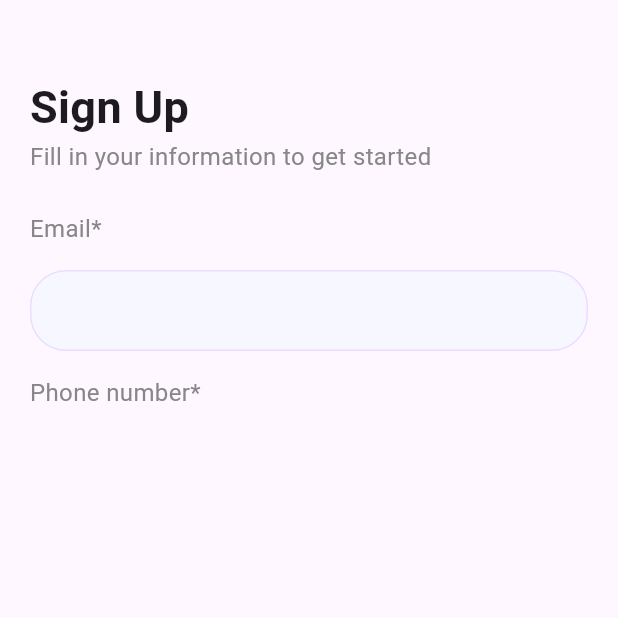
After one commit to Dapo-dan/getx_demo, a Flutter app: the SignUpPage screen opened directly, on a phone screen of 412 x 824 dp, the top half of it. The commit adds this screen. Run offline on Flutter 3.47's test engine with Material 3 defaults, Android fonts, the phone set to English and light mode, and no system bars; our stand-ins replace animated_text_kit, get.

Commit message:
feat: created sign up page

```diff
--- a/lib/shared/theme/app_colors.dart
+++ b/lib/shared/theme/app_colors.dart
@@ -5,6 +5,7 @@ class AppColors {
   static const Color colorCDCDF8 = Color(0xFFCDCDF8);
   static const Color colorDBDBF8 = Color(0xFFDBDBF8);
   static const Color colorDFE0F3 = Color(0xFFDFE0F3);
+  static const Color colorF7F7FF = Color(0xFFF7F7FF);
   static const Color black = Color(0xFF000000);
   static const Color white = Color(0xFFFFFFFF);
   static const Color text = Color(0xFF878787);
--- a/lib/shared/theme/text_styles.dart
+++ b/lib/shared/theme/text_styles.dart
@@ -1,4 +1,5 @@
 import 'package:flutter/material.dart';
+import 'package:getxdemo/shared/theme/app_colors.dart';
 
 class TextStyles {
   static TextStyle bold = const TextStyle(
@@ -19,5 +20,6 @@ class TextStyles {
   static TextStyle regular = const TextStyle(
     fontSize: 14,
     fontWeight: FontWeight.w400,
+    color: AppColors.text,
   );
 }
--- /dev/null
+++ b/lib/views/screens/auth/signup_page.dart
@@ -0,0 +1,65 @@
+import 'package:flutter/material.dart';
+import 'package:getxdemo/shared/helpers/ui_helpers.dart';
+import 'package:getxdemo/shared/theme/text_styles.dart';
+import 'package:getxdemo/views/widgets/text_input_fields/app_text_widget.dart';
+
+class SignUpPage extends StatefulWidget {
+  const SignUpPage({super.key});
+
+  @override
+  State<SignUpPage> createState() => _SignUpPageState();
+}
+
+class _SignUpPageState extends State<SignUpPage> {
+  final emailTC = TextEditingController();
+  final phoneTC = TextEditingController();
+  final firstNameTC = TextEditingController();
+  final lastNameTC = TextEditingController();
+  final passwordTC = TextEditingController();
+  final confirmpassTC = TextEditingController();
+
+  @override
+  Widget build(BuildContext context) {
+    return Scaffold(
+      body: Padding(
+        padding: const EdgeInsets.symmetric(horizontal: 20.0),
+        child: Column(
+          crossAxisAlignment: CrossAxisAlignment.start,
+          children: [
+            verticalSpaceLarge,
+            Text(
+              'Sign Up',
+              style: TextStyles.bold.copyWith(
+                fontSize: 30,
+              ),
+              textAlign: TextAlign.center,
+            ),
+            Text(
+              'Fill in your information to get started',
+              style: TextStyles.regular.copyWith(
+                fontSize: 16,
+              ),
+              textAlign: TextAlign.center,
+            ),
+            verticalSpaceMedium,
+            Text(
+              'Email*',
+              style: TextStyles.regular.copyWith(
+                fontSize: 16,
+              ),
+              textAlign: TextAlign.center,
+            ),
+            AppTextField(),
+            Text(
+              'Phone number*',
+              style: TextStyles.regular.copyWith(
+                fontSize: 16,
+              ),
+              textAlign: TextAlign.center,
+            ),
+          ],
+        ),
+      ),
+    );
+  }
+}
--- a/lib/views/screens/intro/onboarding_page.dart
+++ b/lib/views/screens/intro/onboarding_page.dart
@@ -5,7 +5,7 @@ import 'package:getxdemo/shared/helpers/ui_helpers.dart';
 import 'package:getxdemo/shared/theme/app_colors.dart';
 import 'package:getxdemo/shared/theme/text_styles.dart';
 import 'package:getxdemo/shared/utils/image_path.dart';
-import 'package:getxdemo/views/screens/splash_screen.dart';
+import 'package:getxdemo/views/screens/auth/signup_page.dart';
 import 'package:getxdemo/views/widgets/buttons/app_button.dart';
 
 class OnboardingPage extends StatefulWidget {
@@ -153,7 +153,7 @@ class _OnboardingPageState extends State<OnboardingPage> {
                               curve: Curves.ease,
                             );
                           }
-                        : () => Get.to(const SplashScreen()),
+                        : () => Get.to(const SignUpPage()),
                     buttonText: _currentPage < 2 ? 'Next' : 'Get Started',
                     buttonTextColor: AppColors.white,
                   )
--- /dev/null
+++ b/lib/views/widgets/text_input_fields/app_text_widget.dart
@@ -0,0 +1,268 @@
+// ignore_for_file: deprecated_member_use
+
+import 'package:flutter/material.dart';
+import 'package:flutter/services.dart';
+import 'package:getxdemo/shared/theme/app_colors.dart';
+
+enum InputFieldType { normal, password, email, name }
+
+class AppTextField extends StatefulWidget {
+  const AppTextField({
+    this.controller,
+    this.autofocus = false,
+    this.hintText,
+    this.inputAction,
+    this.errorText,
+    this.inputType,
+    this.isEnabled,
+    this.isFilled,
+    this.horizontalPadding = 20,
+    this.borderRadius = 8,
+    this.verticalPadding = 16,
+    this.maxLength,
+    this.maxLines,
+    this.onChanged,
+    this.inputFormatter,
+    this.inputFieldType = InputFieldType.normal,
+    this.suffixIcon,
+    this.prefixIconPath = "",
+    this.inputErrorOccur = false,
+    this.ispassword = false,
+    this.fieldKey,
+    this.validator,
+    super.key,
+  });
+
+  final TextEditingController? controller;
+  final String? hintText;
+  final bool ispassword;
+  final bool? isFilled;
+  final bool inputErrorOccur;
+  final String? Function(String?)? validator;
+  final Function(String value)? onChanged;
+  final bool autofocus;
+  final int? maxLines;
+  final int? maxLength;
+  final bool? isEnabled;
+  final String? errorText;
+  final InputFieldType inputFieldType;
+  final TextInputAction? inputAction;
+  final TextInputType? inputType;
+  final String prefixIconPath;
+  final double horizontalPadding, borderRadius;
+  final double verticalPadding;
+  final List<TextInputFormatter>? inputFormatter;
+  final Widget? suffixIcon;
+  final Key? fieldKey;
+
+  @override
+  State<AppTextField> createState() => _AppTextFieldState();
+}
+
+class _AppTextFieldState extends State<AppTextField> {
+  bool showpassword = true;
+
+  String? handleErrorText() {
+    switch (widget.inputFieldType) {
+      case InputFieldType.normal:
+        return null;
+      case InputFieldType.email:
+        return "Invalid Email address";
+      case InputFieldType.password:
+        return "Invalid Password";
+      case InputFieldType.name:
+        return "Invalid input";
+    }
+  }
+
+  @override
+  Widget build(BuildContext context) {
+    final colorScheme = Theme.of(context).colorScheme;
+    final textTheme = Theme.of(context).textTheme;
+
+    return Padding(
+      padding: EdgeInsets.symmetric(
+        horizontal: 0, //, widget.horizontalPadding,
+        vertical: widget.verticalPadding,
+      ),
+      child: TextFormField(
+        key: widget.fieldKey,
+        cursorColor: Colors.black,
+        validator: widget.validator,
+        controller: widget.controller,
+        autofocus: widget.autofocus,
+        enabled: widget.isEnabled,
+        maxLength: widget.maxLength,
+        maxLines: widget.maxLines ?? 1,
+        textInputAction: widget.inputAction ?? TextInputAction.next,
+        obscureText: widget.ispassword ? showpassword : false,
+        onChanged: (value) {
+          if (widget.onChanged != null) {
+            widget.onChanged!(value);
+          }
+        },
+        keyboardType: widget.inputType,
+        textCapitalization: TextCapitalization.sentences,
+        inputFormatters: widget.inputFormatter,
+        decoration: InputDecoration(
+          semanticCounterText: widget.hintText,
+          fillColor: AppColors.colorF7F7FF,
+          contentPadding:
+              const EdgeInsets.symmetric(vertical: 15, horizontal: 20),
+          // prefixIcon: widget.prefixIconPath != ""
+          //     ? Padding(
+          //         padding: const EdgeInsets.symmetric(horizontal: 10.0),
+          //         child: SvgPicture.asset(
+          //           widget.prefixIconPath,
+          //           width: 2,
+          //           height: 24,
+          //         ),
+          //       )
+          //     : null,
+          prefixIconConstraints: const BoxConstraints(
+            minHeight: 24,
+            minWidth: 24,
+          ),
+          suffixIcon: widget.suffixIcon ??
+              (widget.inputFieldType == InputFieldType.password
+                  ? InkWell(
+                      onTap: () {
+                        setState(() {
+                          showpassword = !showpassword;
+                        });
+                      },
+                      child: Icon(
+                        showpassword
+                            ? Icons.visibility_off_outlined
+                            : Icons.visibility_outlined,
+                        color: Colors.grey,
+                        semanticLabel:
+                            showpassword ? 'Show Password' : 'Hide Password',
+                      ),
+                    )
+                  : const SizedBox()),
+          hintStyle: textTheme.labelSmall,
+          hintText: widget.hintText,
+          filled: true,
+          errorText: widget.inputErrorOccur
+              ? widget.errorText ?? handleErrorText()
+              : null,
+          border: OutlineInputBorder(
+            borderRadius: BorderRadius.circular(widget.borderRadius),
+          ),
+          enabledBorder: OutlineInputBorder(
+            borderRadius: BorderRadius.circular(24),
+            borderSide: BorderSide(
+              color: colorScheme.primaryContainer,
+              width: 1,
+            ),
+          ),
+          focusedErrorBorder: OutlineInputBorder(
+            borderRadius: BorderRadius.circular(24),
+            borderSide: const BorderSide(
+              color: Colors.red,
+              width: 1,
+            ),
+          ),
+          errorBorder: OutlineInputBorder(
+            borderRadius: BorderRadius.circular(24),
+            borderSide: const BorderSide(
+              color: Colors.red,
+              width: 1,
+            ),
+          ),
+          focusedBorder: OutlineInputBorder(
+            borderRadius: BorderRadius.circular(24),
+            borderSide: BorderSide(
+              color: colorScheme.primaryContainer,
+              width: 1,
+            ),
+          ),
+        ),
+      ),
+    );
+  }
+}
+
+// class PhoneNumberTextField extends StatelessWidget {
+//   const PhoneNumberTextField({
+//     super.key,
+//     this.phoneController,
+//     this.onChanged,
+//     this.onInputValidate,
+//     this.inputErrorOccur = false,
+//   });
+
+//   final bool inputErrorOccur;
+//   final TextEditingController? phoneController;
+//   final Function(String value)? onChanged;
+//   final Function(bool value)? onInputValidate;
+
+//   @override
+//   Widget build(BuildContext context) {
+//     return Padding(
+//       padding: const EdgeInsets.symmetric(vertical: 5),
+//       child: InputDecorator(
+//         decoration: InputDecoration(
+//           contentPadding:
+//               const EdgeInsets.symmetric(vertical: 4, horizontal: 20),
+//           border: OutlineInputBorder(
+//             borderRadius: BorderRadius.circular(24),
+//             borderSide: const BorderSide(
+//               color: AppColors.lightGrey6,
+//               width: 1,
+//             ),
+//           ),
+//           errorText: inputErrorOccur ? "Invalid Phone number" : null,
+//           enabledBorder: OutlineInputBorder(
+//             borderRadius: BorderRadius.circular(24),
+//             borderSide: const BorderSide(
+//               color: AppColors.lightGrey6,
+//               width: 1,
+//             ),
+//           ),
+//           errorBorder: OutlineInputBorder(
+//             borderRadius: BorderRadius.circular(24),
+//             borderSide: const BorderSide(
+//               color: AppColors.red6,
+//               width: 1,
+//             ),
+//           ),
+//           focusedBorder: OutlineInputBorder(
+//             borderRadius: BorderRadius.circular(24),
+//             borderSide: const BorderSide(
+//               color: AppColors.lightGrey6,
+//               width: 1,
+//             ),
+//           ),
+//         ),
+//         child: InternationalPhoneNumberInput(
+//           onInputChanged: (PhoneNumber number) {
+//             if (kDebugMode) {
+//               print(number.phoneNumber);
+//             }
+//             if (onChanged != null) {
+//               onChanged!(number.phoneNumber.toString());
+//             }
+//           },
+//           onInputValidated: (bool value) {
+//             if (kDebugMode) {
+//               print(value);
+//             }
+//             if (onInputValidate != null) {
+//               onInputValidate!(value);
+//             }
+//           },
+//           ignoreBlank: true,
+//           autoValidateMode: AutovalidateMode.disabled,
+//           locale: 'NG',
+//           textFieldController: phoneController,
+//           inputBorder: InputBorder.none,
+//           selectorConfig: const SelectorConfig(
+//             selectorType: PhoneInputSelectorType.BOTTOM_SHEET,
+//           ),
+//         ),
+//       ),
+//     );
+//   }
+// }
```
